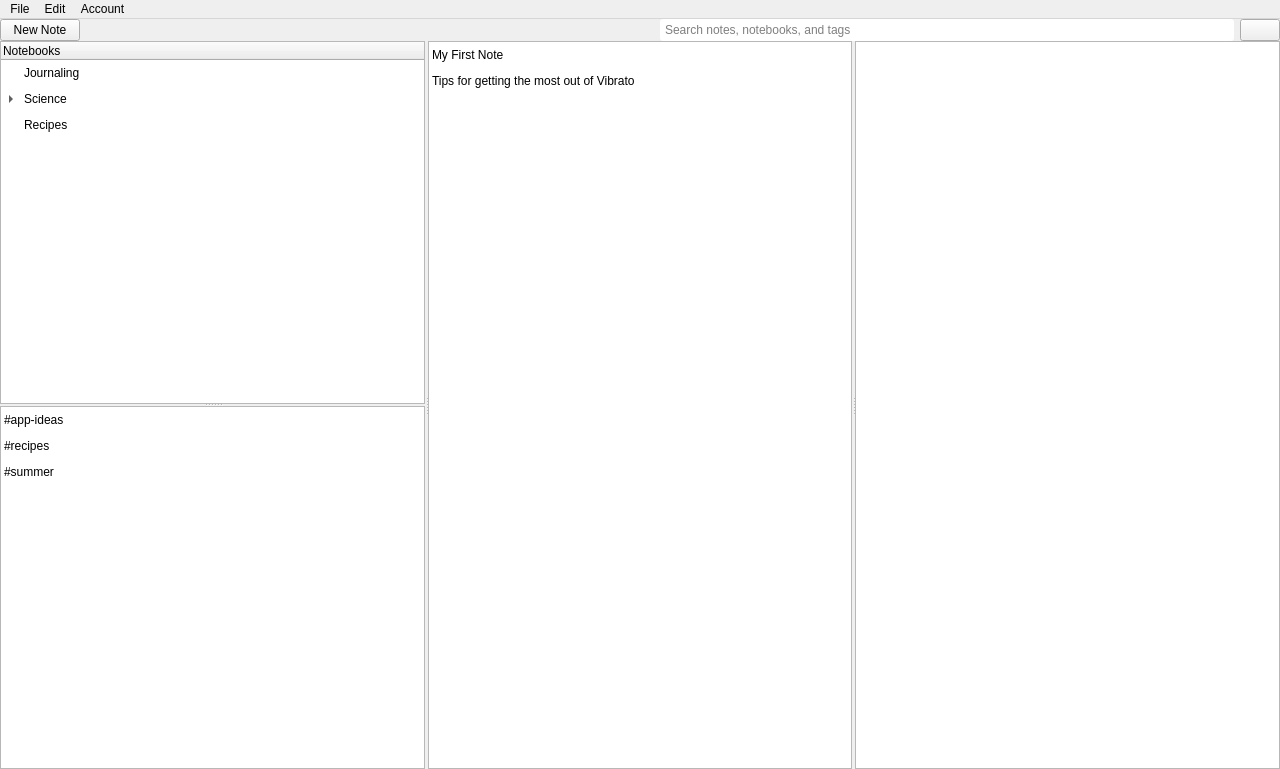
Open-App-Library/Vibrato-Notes-Desktop, file mainwindow.ui: the form before one commit.
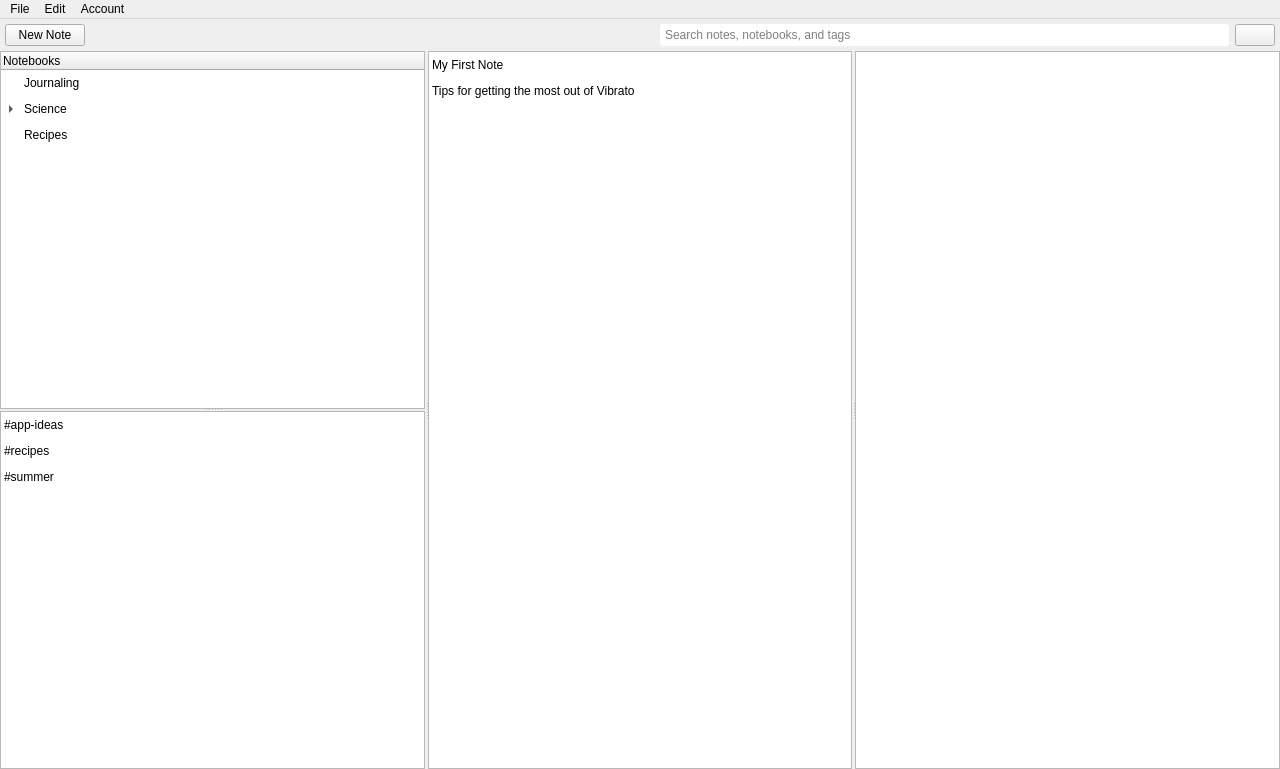
The form after the commit. Icons and pictures are not drawn.

What changed in the file:
```diff
--- a/mainwindow.ui
+++ b/mainwindow.ui
@@ -58,16 +58,16 @@
         <enum>QLayout::SetMaximumSize</enum>
        </property>
        <property name="leftMargin">
-        <number>0</number>
+        <number>5</number>
        </property>
        <property name="topMargin">
-        <number>0</number>
+        <number>5</number>
        </property>
        <property name="rightMargin">
-        <number>0</number>
+        <number>5</number>
        </property>
        <property name="bottomMargin">
-        <number>0</number>
+        <number>5</number>
        </property>
        <item>
         <layout class="QHBoxLayout" name="horizontalLayout_3">
```
Left out of the diff: 2 changed lines with no effect on the pictures.
